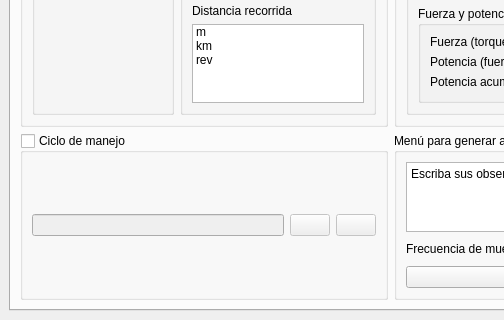
The window that provisional_gui.ui (JuanNogRa/PVE_Repo) describes before a commit, drawn with Qt 5; both pictures show x 0 to 504 and y 356 to 676 of the 949 by 676 pixel window.
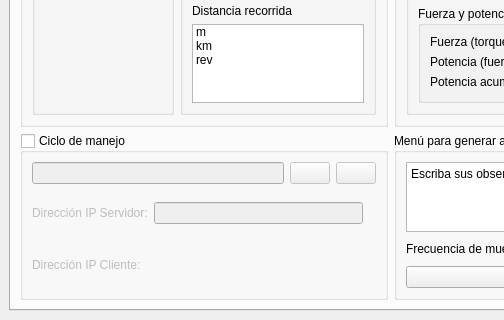
The same window after the commit. Icons and pictures are not drawn.

What changed in the file:
```diff
--- a/provisional_gui.ui
+++ b/provisional_gui.ui
@@ -608,6 +608,45 @@
              </item>
             </layout>
            </item>
+           <item>
+            <layout class="QHBoxLayout" name="horizontalLayout_4">
+             <item>
+              <widget class="QLabel" name="LabelIP">
+               <property name="text">
+                <string>Dirección IP Servidor:</string>
+               </property>
+              </widget>
+             </item>
+             <item>
+              <widget class="QLineEdit" name="EditIPHost"/>
+             </item>
+             <item>
+              <widget class="QLabel" name="DataIP">
+               <property name="text">
+                <string/>
+               </property>
+              </widget>
+             </item>
+            </layout>
+           </item>
+           <item>
+            <layout class="QHBoxLayout" name="horizontalLayout_10">
+             <item>
+              <widget class="QLabel" name="LabelIPC">
+               <property name="text">
+                <string>Dirección IP Cliente:</string>
+               </property>
+              </widget>
+             </item>
+             <item>
+              <widget class="QLabel" name="DataIPC">
+               <property name="text">
+                <string/>
+               </property>
+              </widget>
+             </item>
+            </layout>
+           </item>
           </layout>
          </widget>
         </item>
```
Left out of the diff: 9 changed lines with no effect on the pictures.
